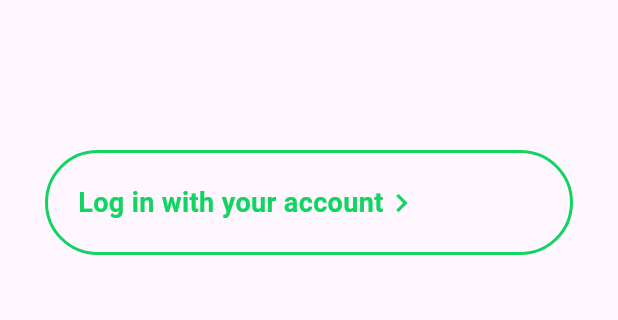
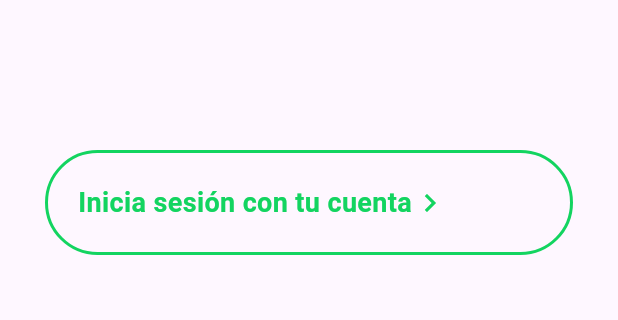
Before and after one commit to alanolv/Quaxly, a Flutter app: the WelcomeScreen screen opened directly, on a phone screen of 412 x 824 dp, the part 525-845 px from its top. Run offline on Flutter 3.47's test engine with Material 3 defaults, Android fonts, the phone set to English and light mode, and no system bars; our stand-ins replace get.

Commit message:
adding messages

```diff
--- a/quaxly/lib/const/messages.dart
+++ b/quaxly/lib/const/messages.dart
@@ -5,9 +5,11 @@ class Messages extends Translations {
   Map<String, Map<String, String>> get keys => {
         'en_US': {
           'create_your_account': 'Create your account',
+          'login_with_your_account': 'Log in with your account',
         },
         'es_MX': {
           'create_your_account': 'Crea tu cuenta',
+          'login_with_your_account': 'Inicia sesión con tu cuenta',
         },
       };
 }
--- a/quaxly/lib/main.dart
+++ b/quaxly/lib/main.dart
@@ -1,5 +1,6 @@
 import 'package:flutter/material.dart';
 import 'package:get/get.dart';
+import 'package:quaxly/const/messages.dart';
 import 'package:quaxly/screens/welcome_screen.dart';
 
 import 'screens/login_screen.dart';
@@ -19,12 +20,13 @@ class MyApp extends StatelessWidget {
     return GetMaterialApp(
       debugShowCheckedModeBanner: false,
       title: 'Quaxly',
+      translations: Messages(),
       theme: ThemeData(
         colorScheme: ColorScheme.fromSeed(seedColor: Colors.deepPurple),
         useMaterial3: true,
       ),
-      locale: const Locale('en', 'US'),
-      home: const LoginScreen(),
+      locale: const Locale('es', 'MX'),
+      home: const WelcomeScreen(),
     );
   }
 }
--- a/quaxly/lib/screens/welcome_screen.dart
+++ b/quaxly/lib/screens/welcome_screen.dart
@@ -1,6 +1,7 @@
 import 'dart:ui';
 
 import 'package:flutter/material.dart';
+import 'package:get/get.dart';
 import 'package:quaxly/widgets/action_button.dart';
 
 class WelcomeScreen extends StatefulWidget {
@@ -44,7 +45,7 @@ class _WelcomeScreenState extends State<WelcomeScreen> {
               ),
             ),
             ActionButton(
-              text: "Log in with your account",
+              text: 'login_with_your_account'.tr,
               onTapFunction: (){},
               leadingIcon: Icons.chevron_right,
             )
```
